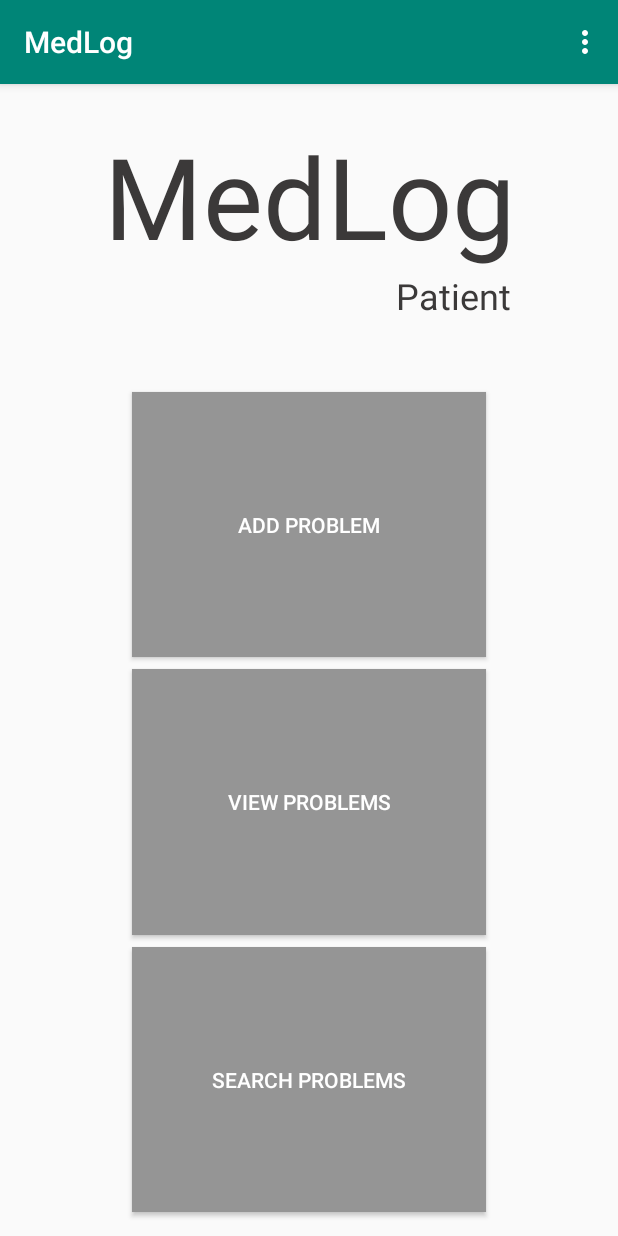
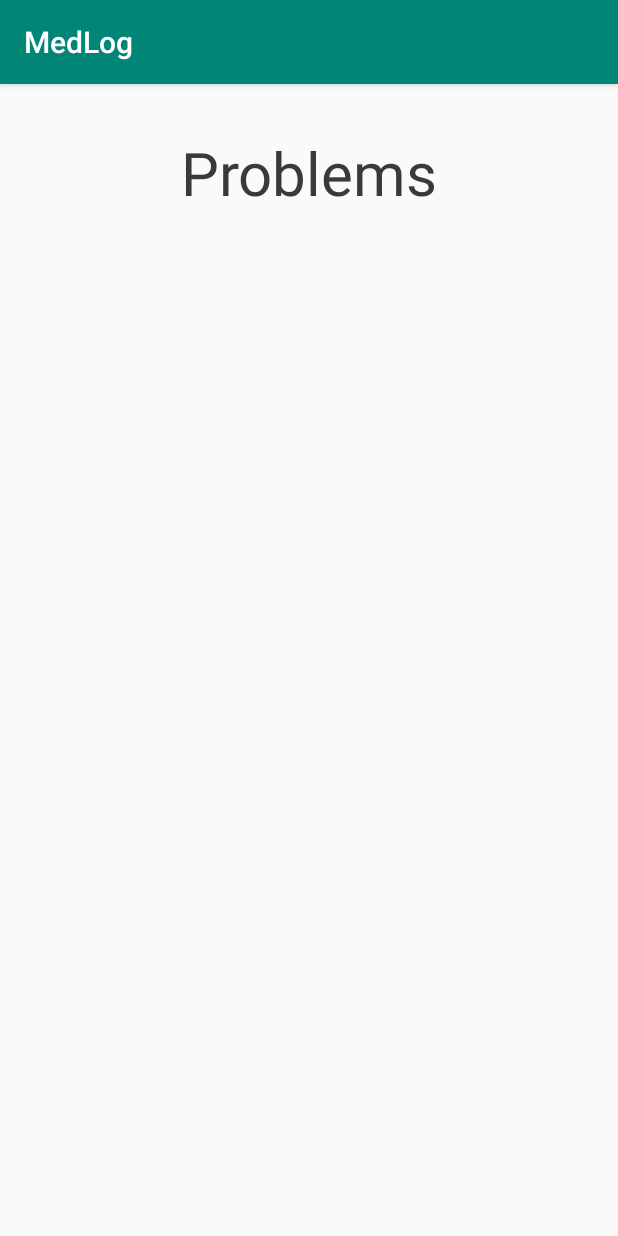
Before and after one commit to CMPUT301F18T17/MedLog, an Android app: the PatientMenuActivity screen opened directly, with no data from a screen before it, after a tap on "VIEW PROBLEMS", on a phone screen of 412 x 824 dp. Run offline under Robolectric (Android 15) with nearby library versions, the phone set to English and light mode, and no system bars.

Commit message:
Added basic patient view problems gui

```diff
--- a/app/src/main/AndroidManifest.xml
+++ b/app/src/main/AndroidManifest.xml
@@ -43,6 +43,11 @@
                 android:name="android.support.PARENT_ACTIVITY"
                 android:value=".activity.PatientMenuActivity" />
         </activity>
+        <activity android:name=".activity.PatientViewProblemsActivity">
+            <meta-data
+                android:name="android.support.PARENT_ACTIVITY"
+                android:value=".activity.PatientMenuActivity" />
+        </activity>
     </application>
 
 </manifest>
--- a/app/src/main/java/cs/ualberta/ca/medlog/activity/PatientMenuActivity.java
+++ b/app/src/main/java/cs/ualberta/ca/medlog/activity/PatientMenuActivity.java
@@ -23,7 +23,6 @@ import cs.ualberta.ca.medlog.R;
  * </p>
  * <p>
  *     Issues: <br>
- *         Transfer to a Patient View Problems must be added.
  *         Transfer to a Patient Search Problems must be added.
  *         Transfer to a Patient Profile must be added
  *         Actual handling of a logout must be added.
@@ -94,7 +93,8 @@ public class PatientMenuActivity extends AppCompatActivity {
     }
 
     private void openPatientViewProblems() {
-        //TODO Add transfer to Patient View Problems Activity
+        Intent intent = new Intent(this, PatientViewProblemsActivity.class);
+        startActivity(intent);
     }
 
     private void openPatientSearchProblems() {
--- /dev/null
+++ b/app/src/main/java/cs/ualberta/ca/medlog/activity/PatientViewProblemsActivity.java
@@ -0,0 +1,51 @@
+package cs.ualberta.ca.medlog.activity;
+
+import android.support.v7.app.AppCompatActivity;
+import android.os.Bundle;
+import android.view.View;
+import android.widget.AdapterView;
+import android.widget.ListView;
+
+import cs.ualberta.ca.medlog.R;
+
+/**
+ * <p>
+ *     Description: <br>
+ *         The Activity for the Patient view problems screen, this presents the gui for a Patient
+ *         to view a list of their problems and proceed to a given one by clicking them.
+ * </p>
+ * <p>
+ *     Issues: <br>
+ *         Add connection to a Patient problems list to display
+ *         Add ability to grab a selected problem
+ *         Add transfer to the Patient Problem View Activity
+ * </p>
+ *
+ * @author Tyler Gobran
+ * @version 0.1
+ * @see PatientMenuActivity
+ */
+public class PatientViewProblemsActivity extends AppCompatActivity {
+
+    @Override
+    protected void onCreate(Bundle savedInstanceState) {
+        super.onCreate(savedInstanceState);
+        setContentView(R.layout.activity_patient_view_problems);
+
+        //TODO Add code for an array adapter to connect to a provided problems list
+
+        ListView problemsList = findViewById(R.id.activityPatientViewProblems_ProblemsList);
+        problemsList.setOnItemClickListener(new AdapterView.OnItemClickListener() {
+            @Override
+            public void onItemClick(AdapterView<?> parent, View view, int position, long id) {
+                openProblemView(position);
+            }
+        });
+    }
+
+    private void openProblemView(int listIndex) {
+        //TODO Add problem grabbing code
+
+        //TODO Add transfer to the Patient Problem View Activity
+    }
+}
--- /dev/null
+++ b/app/src/main/res/layout/activity_patient_view_problems.xml
@@ -0,0 +1,37 @@
+<?xml version="1.0" encoding="utf-8"?>
+<android.support.constraint.ConstraintLayout xmlns:android="http://schemas.android.com/apk/res/android"
+    xmlns:app="http://schemas.android.com/apk/res-auto"
+    xmlns:tools="http://schemas.android.com/tools"
+    android:id="@+id/activityPatientViewProblems.Base"
+    android:layout_width="match_parent"
+    android:layout_height="match_parent"
+    tools:context=".activity.PatientViewProblemsActivity">
+
+    <TextView
+        android:id="@+id/activityPatientViewProblems.TitleView"
+        android:layout_width="wrap_content"
+        android:layout_height="wrap_content"
+        android:layout_marginStart="8dp"
+        android:layout_marginTop="32dp"
+        android:layout_marginEnd="8dp"
+        android:text="@string/activityPatientViewProblems.TitleText"
+        android:textAlignment="center"
+        android:textColor="@color/app_boldTextColour"
+        android:textSize="40sp"
+        app:layout_constraintEnd_toEndOf="parent"
+        app:layout_constraintStart_toStartOf="parent"
+        app:layout_constraintTop_toTopOf="parent" />
+
+    <ListView
+        android:id="@+id/activityPatientViewProblems.ProblemsList"
+        android:layout_width="0dp"
+        android:layout_height="0dp"
+        android:layout_marginStart="8dp"
+        android:layout_marginTop="8dp"
+        android:layout_marginEnd="8dp"
+        android:layout_marginBottom="8dp"
+        app:layout_constraintBottom_toBottomOf="parent"
+        app:layout_constraintEnd_toEndOf="parent"
+        app:layout_constraintStart_toStartOf="parent"
+        app:layout_constraintTop_toBottomOf="@+id/activityPatientViewProblems.TitleView" />
+</android.support.constraint.ConstraintLayout>
--- a/app/src/main/res/values/strings.xml
+++ b/app/src/main/res/values/strings.xml
@@ -35,4 +35,5 @@
     <string name="activityPatientAddProblem.DescriptionEditText">Enter a Description</string>
     <string name="activityPatientAddProblem.DateButtonDefault">YYYY/MM/DD</string>
     <string name="activityPatientAddProblem.AddButton">Add</string>
+    <string name="activityPatientViewProblems.TitleText">Problems</string>
 </resources>
```
